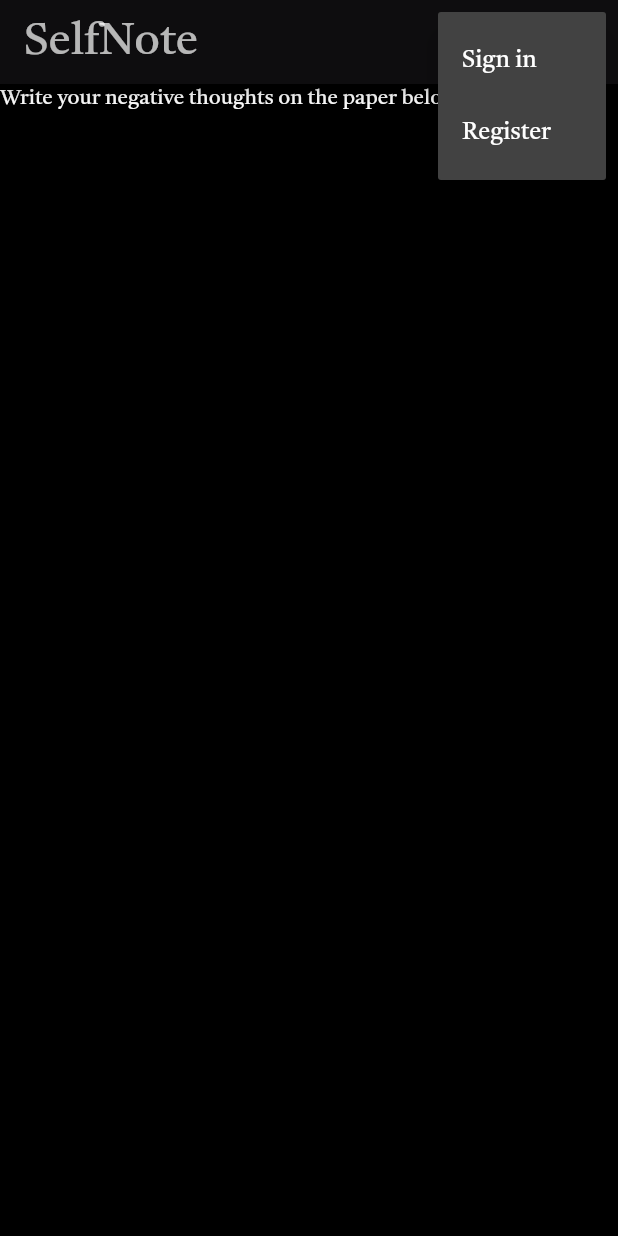
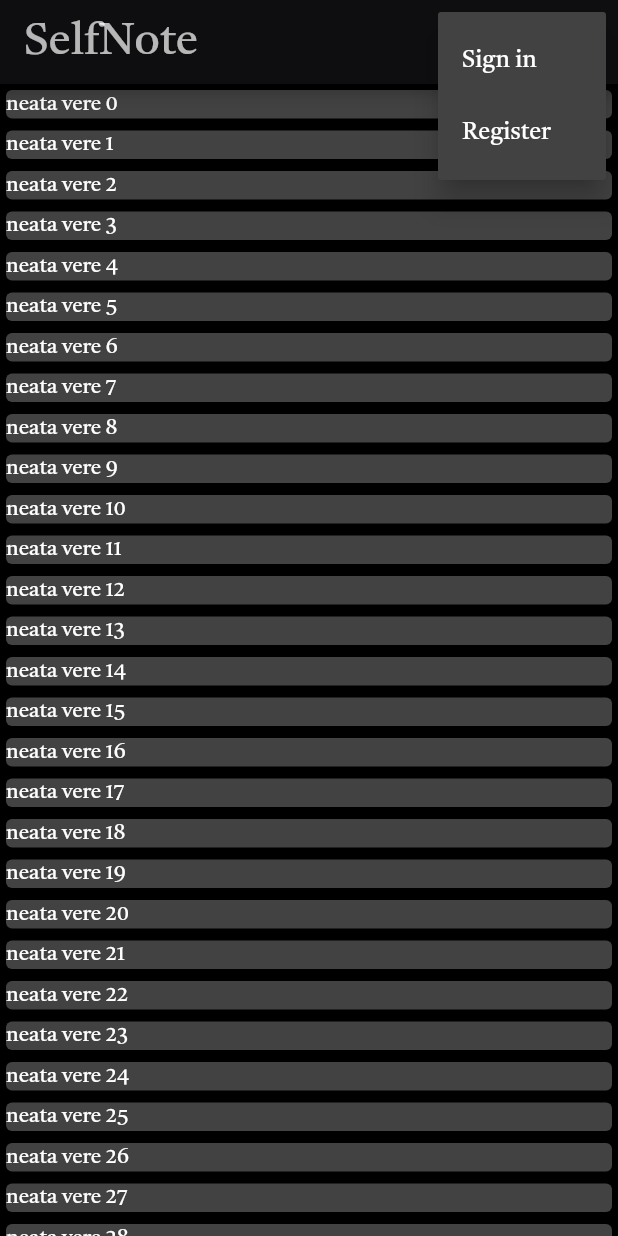
Before and after one commit to VicBVic/self-note, a Flutter app: the screen it shows after launch, after a tap on the "more vert" icon, on a phone screen of 412 x 824 dp. Run offline on Flutter 3.47's test engine with Material 2 defaults, Android fonts, the light colour scheme and no system bars; our stand-ins replace cloud_firestore, firebase_auth, firebase_core, flutter_colorpicker, google_sign_in; missing offline and left inert: dart:html, painter; accounts and stored records are empty.

Commit message:
good memos

```diff
--- a/lib/screens/desktop_homescreen.dart
+++ b/lib/screens/desktop_homescreen.dart
@@ -3,6 +3,7 @@
 import 'package:firebase_auth/firebase_auth.dart';
 import 'package:firebase_core/firebase_core.dart';
 import 'package:flutter/material.dart';
+import 'package:itec20222/screens/good_memories.dart';
 import 'package:itec20222/screens/paper_editors/paper_bad/paper_bad.dart';
 import 'package:itec20222/screens/paper_editors/paper_good/paper_good.dart';
 import 'package:itec20222/widgets/wavy_container.dart';
@@ -62,7 +63,7 @@
         children: [
           AnimatedCrossFade(
             duration: const Duration(seconds: 3),
-            firstChild: PaperBad(),
+            firstChild: GoodMemos(),
             secondChild: PaperGood(),
             crossFadeState:
                 isBad ? CrossFadeState.showFirst : CrossFadeState.showSecond,
--- /dev/null
+++ b/lib/screens/good_memories.dart
@@ -0,0 +1,38 @@
+import 'dart:html';
+
+import 'package:flutter/material.dart';
+
+class GoodMemos extends StatefulWidget {
+  const GoodMemos({Key? key}) : super(key: key);
+
+  @override
+  State<GoodMemos> createState() => _GoodMemosState();
+}
+
+class _GoodMemosState extends State<GoodMemos> {
+  List<Widget> cards = [];
+
+  @override
+  Widget build(BuildContext context) {
+    return Column(
+      crossAxisAlignment: CrossAxisAlignment.stretch,
+      children: cards,
+    );
+  }
+
+  @override
+  void initState() {
+    loadCards();
+  }
+
+  void loadCards() async {
+    //dummy
+    setState(() {
+      for (int i = 0; i < 100; i++) {
+        cards.add(Card(
+          child: Text("neata vere $i"),
+        ));
+      }
+    });
+  }
+}
```
